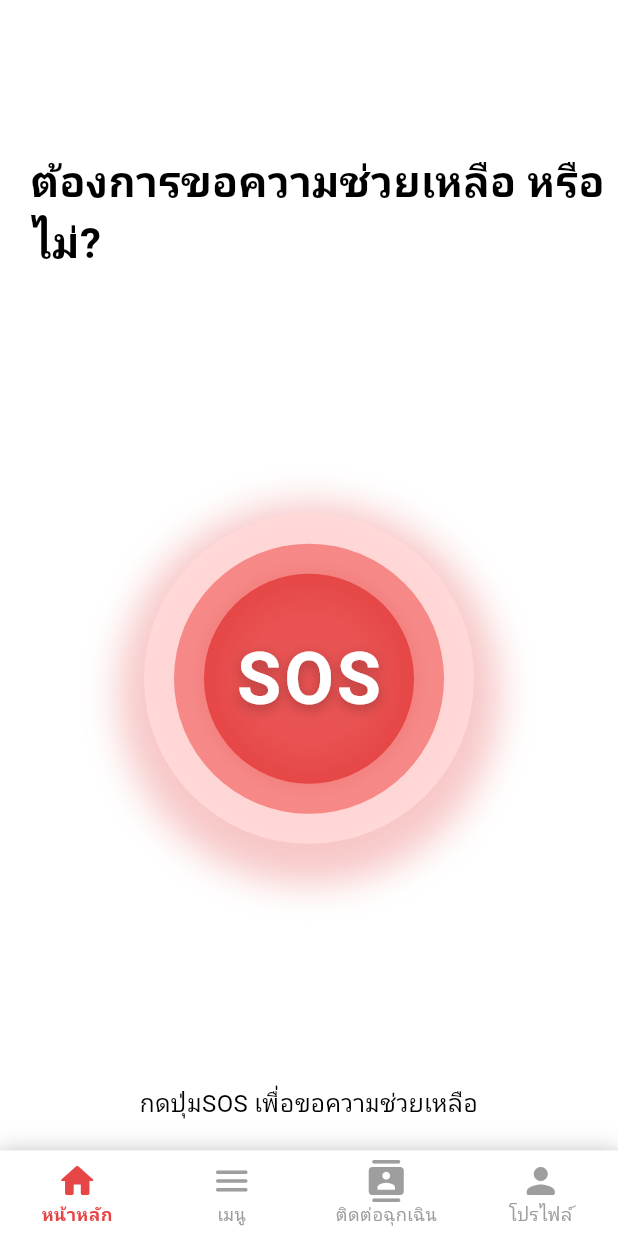
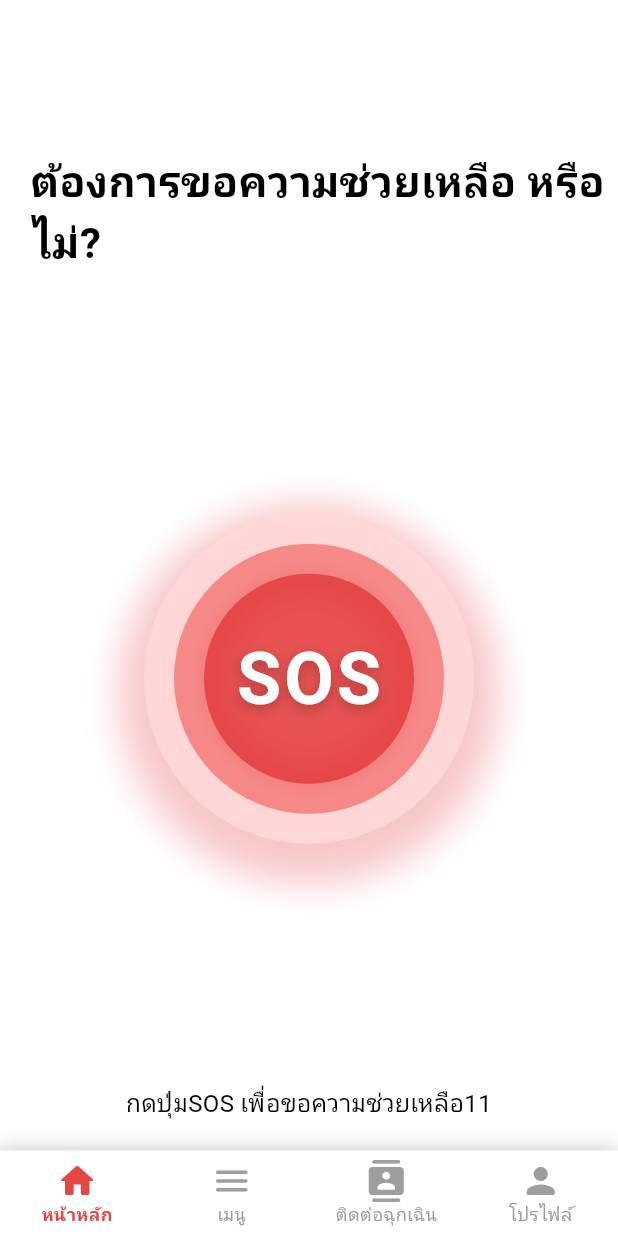
Before and after one commit to aphiwit19/projectsos1, a Flutter app: the HomeScreen screen opened directly, on a phone screen of 412 x 824 dp. Run offline on Flutter 3.47's test engine with Material 3 defaults, Android fonts, the phone set to English and light mode, and no system bars; our stand-ins replace cached_network_image, cloud_firestore, firebase_auth, firebase_core, flutter_local_notifications, geolocator and 4 more; missing offline and left inert: flutter_background_service, flutter_background_service_android; accounts and stored records are empty.

Commit message:
อัปโหลดโค้ดทั้งโปรเจกต์

```diff
--- a/lib/screens/home_screen.dart
+++ b/lib/screens/home_screen.dart
@@ -249,7 +249,7 @@ class _HomeScreenState extends State<HomeScreen> {
             child: Padding(
               padding: EdgeInsets.only(bottom: 20),
               child: Text(
-                "กดปุ่มSOS เพื่อขอความช่วยเหลือ",
+                "กดปุ่มSOS เพื่อขอความช่วยเหลือ11",
                 style: TextStyle(
                   fontSize: 16,
                   color: Colors.black,
```
